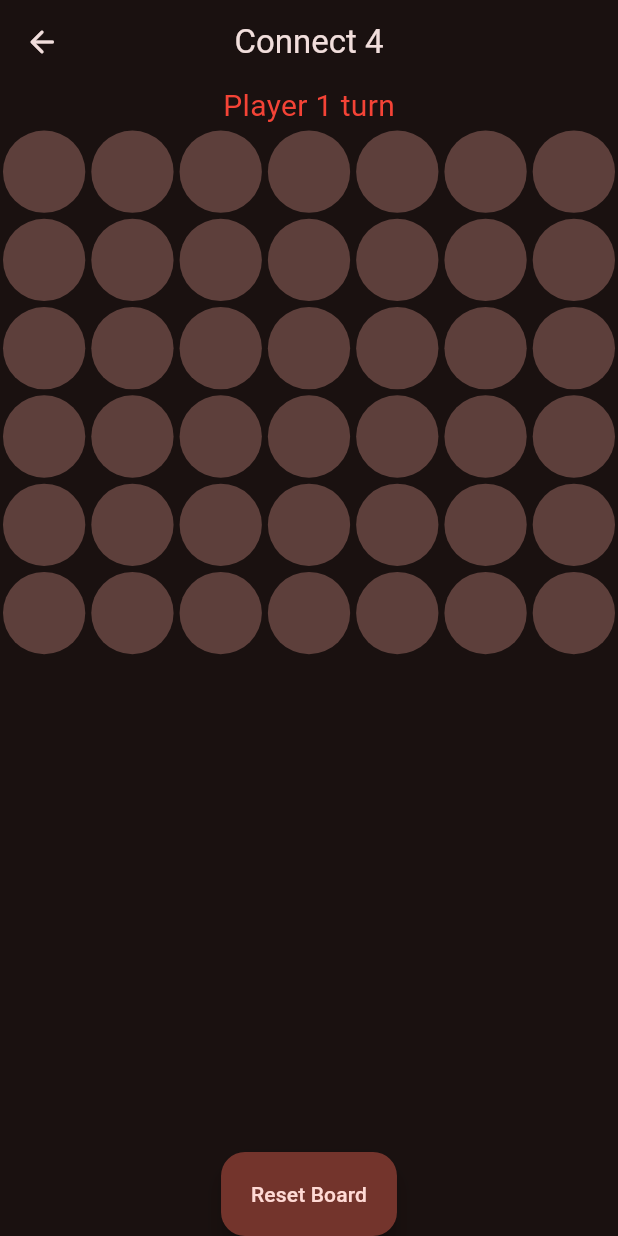
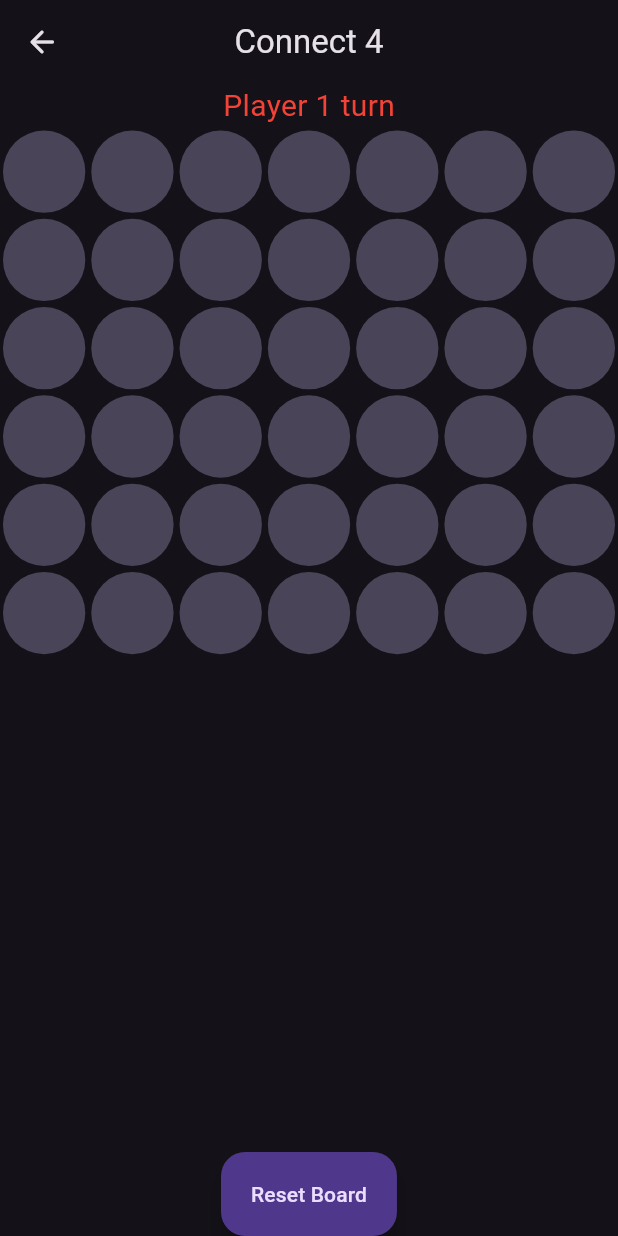
Before and after one commit to Aayushstha03/flutterFireConnectFour, a Flutter app: the screen it shows after launch, after a tap on "Create Game", on a phone screen of 412 x 824 dp. Run offline on Flutter 3.47's test engine with Material 3 defaults, Android fonts, the light colour scheme and no system bars; our stand-ins replace cloud_firestore, firebase_core; accounts and stored records are empty; generated files the repository leaves out were written again.

Commit message:
turns out doing what the first bold text in provider guidelines says to not do is infact bad to do

```diff
--- a/lib/main.dart
+++ b/lib/main.dart
@@ -28,12 +28,7 @@ class MyApp extends StatelessWidget {
     return MaterialApp(
       debugShowCheckedModeBanner: false,
       title: 'Connect 4',
-      theme: ThemeData(
-        colorScheme: ColorScheme.fromSeed(
-          seedColor: Provider.of<GameProvider>(context).playerOneColor,
-          brightness: Brightness.dark,
-        ),
-      ),
+      theme: ThemeData.dark(),
       home: const HomeScreen(),
     );
   }
--- a/lib/providers/game_provider.dart
+++ b/lib/providers/game_provider.dart
@@ -39,7 +39,7 @@ class GameProvider with ChangeNotifier {
         .listen((snapshot) {
       if (snapshot.exists) {
         var data = snapshot.data()!;
-        print("Retrieved data from Firestore: $data\n\n");
+        // print("Retrieved data from Firestore: $data\n\n");
         var flatBoard = List<int>.from(data['board']);
         _gameBoard.board = List<List<int>>.generate(GameBoard.rows, (i) {
           return flatBoard.sublist(
@@ -47,10 +47,10 @@ class GameProvider with ChangeNotifier {
         });
 
         _currentPlayer = (data['currentTurn'] == 'player1') ? 1 : 2;
-        print('In game Init function currentPlayer: $_currentPlayer\n\n');
+        // print('In game Init function currentPlayer: $_currentPlayer\n\n');
 
         if (data['status'] == '1' || data['status'] == '2') {
-          print('Win check loop from inti');
+          // print('Win check loop from inti');
           showDialog(
             context: context,
             builder: (context) {
@@ -85,7 +85,7 @@ class GameProvider with ChangeNotifier {
       bool hasWon = _gameBoard.checkForWin(_currentPlayer);
 
       var flattenedBoard = _gameBoard.board.expand((row) => row).toList();
-      print("Sending data to Firestore: $flattenedBoard\n\n");
+      // print("Sending data to Firestore: $flattenedBoard\n\n");
 
       await FirebaseFirestore.instance.collection('games').doc(_gameId).update({
         'board': flattenedBoard,
@@ -101,7 +101,7 @@ class GameProvider with ChangeNotifier {
     _gameBoard = GameBoard();
     _currentPlayer = 1;
     var flattenedBoard = _gameBoard.board.expand((row) => row).toList();
-    print("Resetting game and sending data to Firestore: $flattenedBoard");
+    // print("Resetting game and sending data to Firestore: $flattenedBoard");
 
     if (_gameId != null) {
       FirebaseFirestore.instance.collection('games').doc(_gameId).set({
--- a/lib/screens/settings_screen.dart
+++ b/lib/screens/settings_screen.dart
@@ -14,7 +14,6 @@ class _SettingsPageState extends State<SettingsPage> {
       Provider.of<GameProvider>(context).getPlayerOneColor();
   late Color playerTwoColor =
       Provider.of<GameProvider>(context).getPlayerTwoColor();
-
   @override
   Widget build(BuildContext context) {
     return Scaffold(
@@ -234,7 +233,6 @@ class _SettingsPageState extends State<SettingsPage> {
               )
             ],
           ),
-
         ],
       ),
     );
```
Also changed, not shown: assets/logoFullSize.png (deleted), 1 other file.
